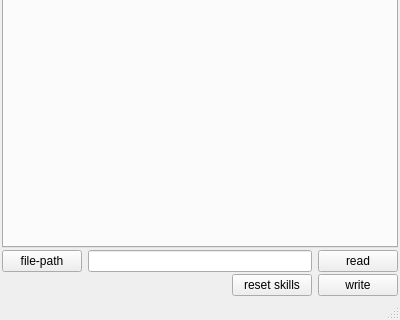
Above: mainwindow.ui from celentanos/tq before the change; both pictures show x 0 to 400 and y 280 to 600 of the 400 by 600 pixel window. Below: the same form after it.
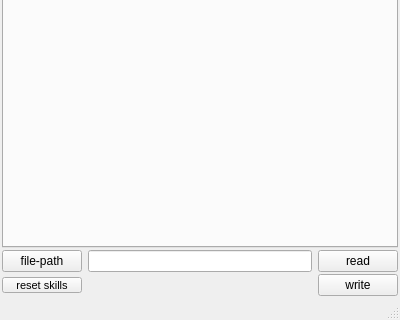
That is the form after the change.

Diff of the .ui file:
```diff
--- a/mainwindow.ui
+++ b/mainwindow.ui
@@ -90,7 +90,28 @@
     <item>
      <layout class="QHBoxLayout" name="horizontalLayout">
       <item>
-       <spacer name="horizontalSpacer">
+       <widget class="QPushButton" name="butResetSkills">
+        <property name="maximumSize">
+         <size>
+          <width>16777215</width>
+          <height>16</height>
+         </size>
+        </property>
+        <property name="font">
+         <font>
+          <pointsize>8</pointsize>
+         </font>
+        </property>
+        <property name="toolTip">
+         <string>reset all skills and classes</string>
+        </property>
+        <property name="text">
+         <string>reset skills</string>
+        </property>
+       </widget>
+      </item>
+      <item>
+       <spacer name="horizontalSpacer_2">
         <property name="orientation">
          <enum>Qt::Horizontal</enum>
         </property>
@@ -102,13 +123,6 @@
         </property>
        </spacer>
       </item>
-      <item>
-       <widget class="QPushButton" name="butResetSkills">
-        <property name="text">
-         <string>reset skills</string>
-        </property>
-       </widget>
-      </item>
       <item>
        <widget class="QPushButton" name="butWrite">
         <property name="text">
```
